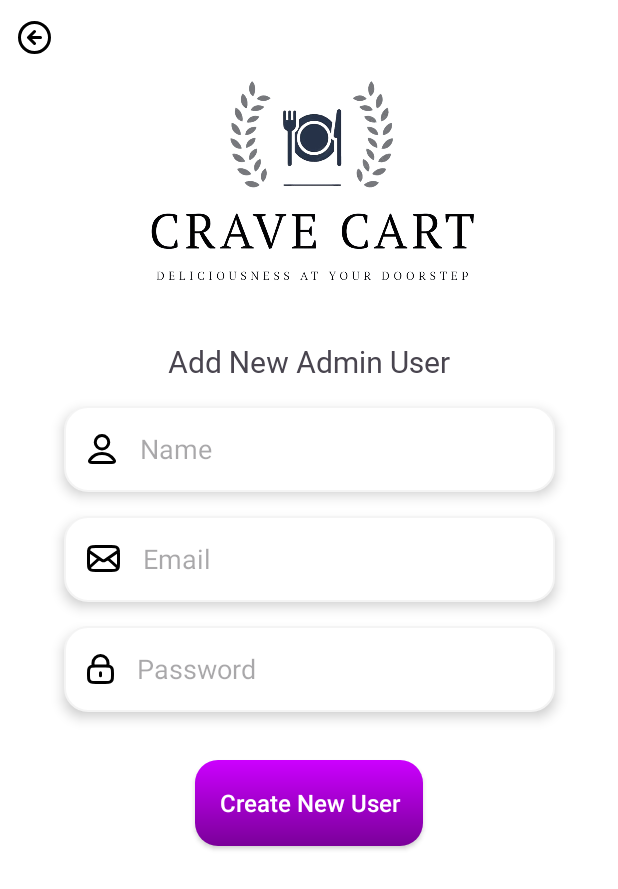
After one commit to prathmesh-ghatmal/AdminCraveCart, an Android app: the AddNewUserActivity screen opened directly, with no data from a screen before it, on a phone screen of 412 x 824 dp. The commit adds this screen. Shown: the top 889 px of the screen. Run offline under Robolectric (Android 15) with nearby library versions, the phone set to English and light mode, and no system bars.

Commit message:
Add new User screen done

```diff
--- a/app/src/main/AndroidManifest.xml
+++ b/app/src/main/AndroidManifest.xml
@@ -12,6 +12,12 @@
         android:supportsRtl="true"
         android:theme="@style/Theme.AdminCraveCart"
         tools:targetApi="31">
+        <activity
+            android:name=".PendingOrderActivity"
+            android:exported="false" />
+        <activity
+            android:name=".AddNewUserActivity"
+            android:exported="false" />
         <activity
             android:name=".AdminProfileActivity"
             android:exported="false" />
--- /dev/null
+++ b/app/src/main/java/com/example/admincravecart/AddNewUserActivity.kt
@@ -0,0 +1,14 @@
+package com.example.admincravecart
+
+import androidx.appcompat.app.AppCompatActivity
+import android.os.Bundle
+import com.example.admincravecart.databinding.ActivityAddNewUserBinding
+
+class AddNewUserActivity : AppCompatActivity() {
+    private val binding:ActivityAddNewUserBinding by lazy { ActivityAddNewUserBinding.inflate(layoutInflater) }
+    override fun onCreate(savedInstanceState: Bundle?) {
+        super.onCreate(savedInstanceState)
+        setContentView(binding.root)
+        binding.AddNewUserBackButton.setOnClickListener { finish() }
+    }
+}
--- a/app/src/main/java/com/example/admincravecart/LoginActivity.kt
+++ b/app/src/main/java/com/example/admincravecart/LoginActivity.kt
@@ -10,7 +10,7 @@ class LoginActivity : AppCompatActivity() {
     override fun onCreate(savedInstanceState: Bundle?) {
         super.onCreate(savedInstanceState)
         setContentView(binding.root)
-        binding.loginbutton1.setOnClickListener{
+        binding.loginButton.setOnClickListener{
            val intent=Intent(this,SignupActivity::class.java)
             startActivity(intent)
         }
--- a/app/src/main/java/com/example/admincravecart/MainActivity.kt
+++ b/app/src/main/java/com/example/admincravecart/MainActivity.kt
@@ -27,5 +27,9 @@ class MainActivity : AppCompatActivity() {
             val intent=Intent(this,AdminProfileActivity::class.java)
             startActivity(intent)
         }
+        binding.AddNewUserButton.setOnClickListener {
+            val intent=Intent(this,AddNewUserActivity::class.java)
+            startActivity(intent)
+        }
     }
 }
--- /dev/null
+++ b/app/src/main/res/layout/activity_add_new_user.xml
@@ -0,0 +1,109 @@
+<?xml version="1.0" encoding="utf-8"?>
+<androidx.constraintlayout.widget.ConstraintLayout xmlns:android="http://schemas.android.com/apk/res/android"
+    xmlns:app="http://schemas.android.com/apk/res-auto"
+    xmlns:tools="http://schemas.android.com/tools"
+    android:layout_width="match_parent"
+    android:background="@color/white"
+    android:layout_height="match_parent"
+    tools:context=".AddNewUserActivity">
+    <ImageButton
+        android:id="@+id/AddNewUserBackButton"
+        android:layout_width="30dp"
+        android:layout_height="30dp"
+        android:layout_marginStart="8dp"
+        android:layout_marginTop="10dp"
+        android:background="@android:color/transparent"
+        app:layout_constraintStart_toStartOf="parent"
+        app:layout_constraintTop_toTopOf="parent"
+        app:srcCompat="@drawable/arrow_left"
+        app:tint="@color/black" />
+    <ImageView
+        android:id="@+id/imageView"
+        android:layout_width="276dp"
+        android:layout_height="150dp"
+        android:layout_marginTop="45dp"
+        app:layout_constraintEnd_toEndOf="parent"
+        app:layout_constraintStart_toStartOf="parent"
+        app:layout_constraintTop_toTopOf="parent"
+        app:srcCompat="@drawable/seclogo" />
+
+    <TextView
+        android:id="@+id/textView4"
+        android:layout_width="wrap_content"
+        android:layout_height="wrap_content"
+        android:layout_marginTop="32dp"
+        android:fontFamily="@font/latobold"
+        android:gravity="center"
+        android:text="Add New Admin User"
+        android:textSize="20sp"
+        app:layout_constraintEnd_toEndOf="@+id/imageView"
+        app:layout_constraintStart_toStartOf="@+id/imageView"
+        app:layout_constraintTop_toBottomOf="@+id/imageView" />
+
+    <EditText
+        android:id="@+id/NewUserEmailAddress"
+        android:layout_width="327dp"
+        android:layout_height="57dp"
+        android:layout_marginTop="16dp"
+        android:background="@drawable/edittextshape"
+        android:drawableLeft="@drawable/mail"
+        android:drawablePadding="15dp"
+        android:elevation="5dp"
+        android:ems="10"
+        android:hint="Email"
+        android:inputType="textEmailAddress"
+        android:paddingLeft="15dp"
+        app:layout_constraintEnd_toEndOf="@+id/textView4"
+        app:layout_constraintStart_toStartOf="@+id/textView4"
+        app:layout_constraintTop_toBottomOf="@+id/NewUserName" />
+
+    <EditText
+        android:id="@+id/NewUserName"
+        android:layout_width="327dp"
+        android:layout_height="57dp"
+        android:layout_marginTop="16dp"
+        android:background="@drawable/edittextshape"
+        android:drawableLeft="@drawable/usernew"
+        android:drawablePadding="15dp"
+        android:elevation="5dp"
+        android:ems="10"
+        android:hint="Name"
+        android:inputType="text"
+        android:paddingLeft="15dp"
+        app:layout_constraintEnd_toEndOf="@+id/textView4"
+        app:layout_constraintStart_toStartOf="@+id/textView4"
+        app:layout_constraintTop_toBottomOf="@+id/textView4" />
+
+    <EditText
+        android:id="@+id/NewUserPassword"
+        android:layout_width="327dp"
+        android:layout_height="57dp"
+        android:layout_marginTop="16dp"
+        android:background="@drawable/edittextshape"
+        android:drawableLeft="@drawable/lock"
+        android:drawablePadding="15dp"
+        android:elevation="5dp"
+        android:ems="10"
+        android:hint="Password"
+        android:inputType="textPassword"
+        android:paddingLeft="15dp"
+        app:layout_constraintEnd_toEndOf="@+id/NewUserEmailAddress"
+        app:layout_constraintStart_toStartOf="@+id/NewUserEmailAddress"
+        app:layout_constraintTop_toBottomOf="@+id/NewUserEmailAddress" />
+
+    <androidx.appcompat.widget.AppCompatButton
+        android:id="@+id/CreateNewUserButton"
+        android:layout_width="152dp"
+        android:layout_height="57dp"
+        android:layout_marginTop="32dp"
+
+
+        android:background="@drawable/voiletbutton"
+        android:text="Create New User"
+        android:textAllCaps="false"
+        android:textColor="@color/white"
+        android:textSize="16sp"
+        app:layout_constraintEnd_toEndOf="parent"
+        app:layout_constraintStart_toStartOf="parent"
+        app:layout_constraintTop_toBottomOf="@+id/NewUserPassword" />
+</androidx.constraintlayout.widget.ConstraintLayout>
--- a/app/src/main/res/layout/activity_main.xml
+++ b/app/src/main/res/layout/activity_main.xml
@@ -282,6 +282,7 @@
     </androidx.cardview.widget.CardView>
 
     <androidx.cardview.widget.CardView
+        android:id="@+id/AddNewUserButton"
         android:layout_width="150dp"
         android:layout_height="100dp"
         android:outlineSpotShadowColor="@color/text"
@@ -289,6 +290,7 @@
         app:layout_constraintEnd_toEndOf="parent"
         app:layout_constraintStart_toEndOf="@+id/EditProfile"
         app:layout_constraintTop_toTopOf="@+id/EditProfile">
+
         <androidx.constraintlayout.widget.ConstraintLayout
             android:layout_width="match_parent"
             android:layout_height="match_parent"
```
Also changed, not shown: app/src/main/java/com/example/admincravecart/PendingOrderActivity.kt (added, +11 -0 lines), app/src/main/res/layout/activity_login.xml (+12 -12 lines), app/src/main/res/layout/activity_pending_order.xml (added, +9 -0 lines).
